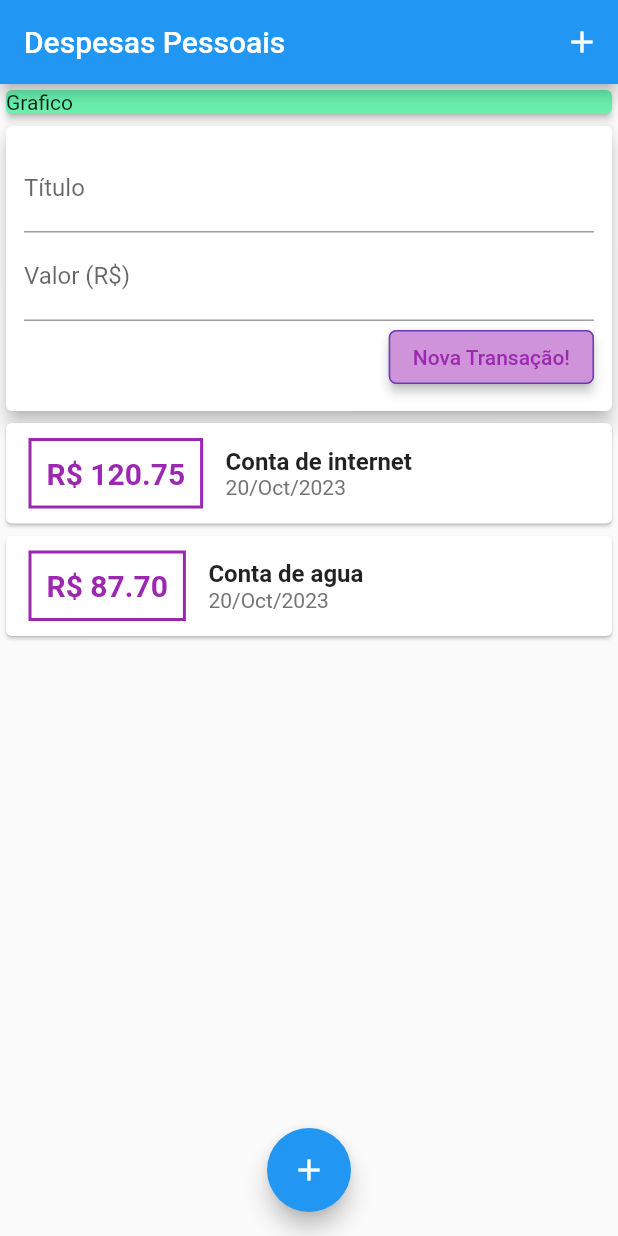
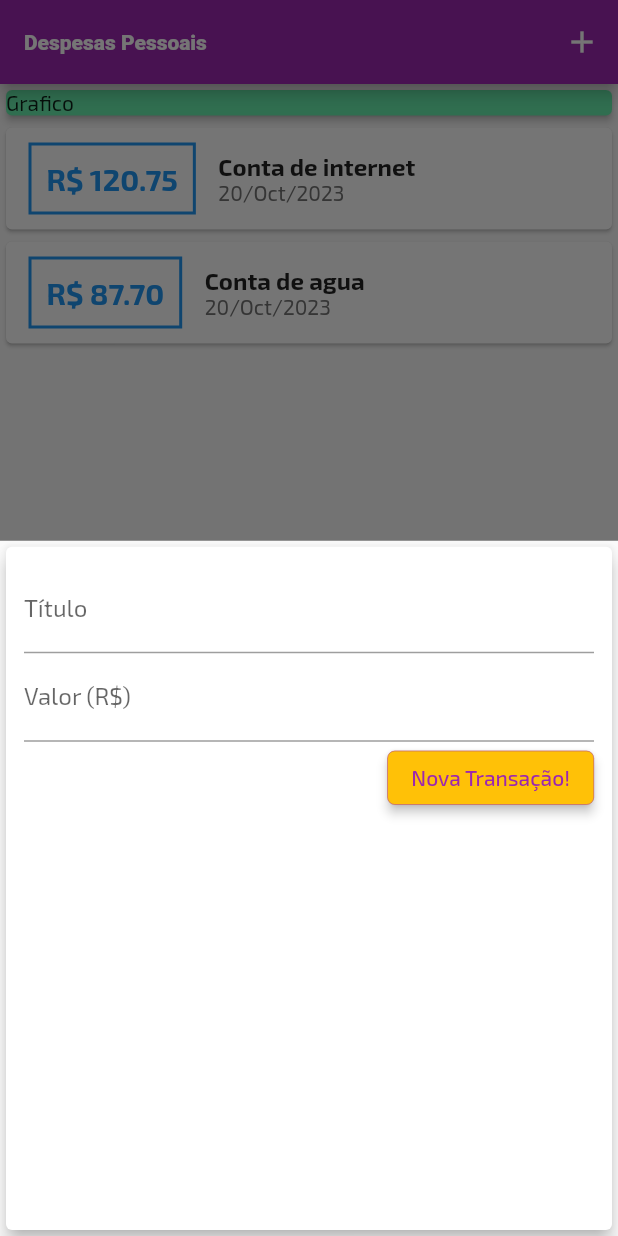
Before and after one commit to FelipiBuettgen/gestao_de_gastos_pessoal, a Flutter app: the screen it shows after launch, after a tap on the "add" icon, on a phone screen of 412 x 824 dp. Run offline on Flutter 3.47's test engine with Material 2 defaults, Android fonts, the phone set to English and light mode, and no system bars.

Commit message:
new file:   assets/fonts/Exo2-Italic-VariableFont_wght.ttf 	new file:   assets/fonts/Exo2-VariableFont_wght.ttf 	modified:   lib/components/transaction_form.dart 	modified:   lib/components/transaction_list.dart 	deleted:    lib/components/transaction_user.dart 	modified:   lib/main.dart 	modified:   pubspec.yaml

```diff
--- a/lib/components/transaction_form.dart
+++ b/lib/components/transaction_form.dart
@@ -2,18 +2,26 @@
 
 import 'package:flutter/material.dart';
 
-class TransactionForm extends StatelessWidget {
+class TransactionForm extends StatefulWidget {
+  final void Function(String, double) onSubmit;
+  const TransactionForm({super.key, required this.onSubmit});
+
+  @override
+  State<TransactionForm> createState() => _TransactionFormState();
+}
+
+class _TransactionFormState extends State<TransactionForm> {
   final titleControler = TextEditingController();
+
   final valueControler = TextEditingController();
-  final void Function(String, double) onSubmit;
-  TransactionForm({super.key, required this.onSubmit});
+
   _submitForm() {
     final value = double.tryParse(valueControler.text) ?? 0.0;
     final title = titleControler.text;
     if (title.isEmpty || value <= 0) {
       return;
     }
-    onSubmit(title, value);
+    widget.onSubmit(title, value);
   }
 
   @override
@@ -43,13 +51,13 @@ class TransactionForm extends StatelessWidget {
             children: [
               ElevatedButton(
                 style: ButtonStyle(
-                    backgroundColor:
-                        MaterialStatePropertyAll(Colors.purple[200]),
+                    backgroundColor: MaterialStatePropertyAll(
+                        Theme.of(context).colorScheme.secondary),
                     shape: MaterialStateProperty.all(RoundedRectangleBorder(
                         borderRadius: BorderRadius.all(Radius.circular(5)),
                         side: BorderSide(
-                          color: Colors.deepPurple,
-                          width: 1,
+                          color: Colors.purple.shade500,
+                          width: 0.3,
                         ))),
                     elevation: MaterialStateProperty.all(3)),
                 onPressed: _submitForm,
--- a/lib/components/transaction_list.dart
+++ b/lib/components/transaction_list.dart
@@ -26,7 +26,7 @@ class TransactionList extends StatelessWidget {
                 ),
                 decoration: BoxDecoration(
                     border: Border.all(
-                  color: Colors.purple,
+                  color: Theme.of(context).copyWith().primaryColor,
                   width: 2,
                 )),
                 padding: EdgeInsets.all(10),
@@ -35,7 +35,7 @@ class TransactionList extends StatelessWidget {
                   style: TextStyle(
                       fontWeight: FontWeight.bold,
                       fontSize: 20,
-                      color: Colors.purple),
+                      color: Theme.of(context).copyWith().primaryColor),
                 ),
               ),
               Column(
--- a/lib/components/transaction_user.dart
+++ /dev/null
@@ -1,52 +0,0 @@
-import 'dart:math';
-
-import 'package:flutter/material.dart';
-import 'transaction_list.dart';
-import 'transaction_form.dart';
-import '../models/transaction.dart';
-
-class TransactionUser extends StatefulWidget {
-  const TransactionUser({super.key});
-
-  @override
-  State<TransactionUser> createState() => _TransactionUserState();
-}
-
-class _TransactionUserState extends State<TransactionUser> {
-  final _transactions = [
-    Transaction(
-      id: 't1',
-      titulo: 'Conta de internet',
-      valor: 120.75,
-      data: DateTime.now(),
-    ),
-    Transaction(
-      id: 't1',
-      titulo: 'Conta de agua',
-      valor: 87.70,
-      data: DateTime.now(),
-    ),
-  ];
-  _addTransaction(String title, double value) {
-    final newTrasaction = Transaction(
-        id: Random().nextDouble().toString(),
-        titulo: title,
-        valor: value,
-        data: DateTime.now());
-    setState(() {
-      _transactions.add(newTrasaction);
-    });
-  }
-
-  @override
-  Widget build(BuildContext context) {
-    return Column(
-      children: [
-        TransactionForm(
-          onSubmit: _addTransaction,
-        ),
-        TransactionList(transactions: _transactions),
-      ],
-    );
-  }
-}
--- a/lib/main.dart
+++ b/lib/main.dart
@@ -1,21 +1,77 @@
 // ignore_for_file: prefer_const_constructors, sort_child_properties_last, prefer_const_literals_to_create_immutables, avoid_print
 import 'package:flutter/material.dart';
-import 'package:gestao_de_gastos_pessoal/components/transaction_user.dart';
+import 'components/transaction_form.dart';
+import 'models/transaction.dart';
+import 'dart:math';
+import 'components/transaction_list.dart';
 
 void main() {
-  runApp(App());
+  final ThemeData tema = ThemeData();
+  runApp(MaterialApp(
+    home: App(),
+    theme: ThemeData(
+            fontFamily: 'Exo2',
+            appBarTheme: AppBarTheme(
+              titleTextStyle: TextStyle(fontWeight: FontWeight.w800),
+            ))
+        .copyWith(
+            colorScheme: tema.colorScheme
+                .copyWith(primary: Colors.purple, secondary: Colors.amber)),
+  ));
 }
 
-class App extends StatelessWidget {
+class App extends StatefulWidget {
   const App({super.key});
 
   @override
+  State<App> createState() => _AppState();
+}
+
+class _AppState extends State<App> {
+  final _transactions = [
+    Transaction(
+      id: 't1',
+      titulo: 'Conta de internet',
+      valor: 120.75,
+      data: DateTime.now(),
+    ),
+    Transaction(
+      id: 't1',
+      titulo: 'Conta de agua',
+      valor: 87.70,
+      data: DateTime.now(),
+    ),
+  ];
+  _addTransaction(String title, double value) {
+    final newTrasaction = Transaction(
+        id: Random().nextDouble().toString(),
+        titulo: title,
+        valor: value,
+        data: DateTime.now());
+    setState(() {
+      _transactions.add(newTrasaction);
+    });
+    Navigator.of(context).pop();
+  }
+
+  _openTransactionModal(BuildContext context) {
+    showModalBottomSheet(
+        context: context,
+        builder: (BuildContext context) {
+          return TransactionForm(onSubmit: _addTransaction);
+        });
+  }
+
+  @override
   Widget build(BuildContext context) {
-    return MaterialApp(
-      home: Scaffold(
+    return Scaffold(
       appBar: AppBar(
         title: Text("Despesas Pessoais"),
-          actions: [IconButton(onPressed: () {}, icon: Icon(Icons.add))],
+        actions: [
+          IconButton(
+              onPressed: () => _openTransactionModal(context),
+              icon: Icon(Icons.add))
+        ],
       ),
       body: SingleChildScrollView(
         child: Column(
@@ -26,16 +82,15 @@ class App extends StatelessWidget {
               elevation: 2,
               color: Colors.greenAccent,
             ),
-              TransactionUser()
+            TransactionList(transactions: _transactions),
           ],
         ),
       ),
       floatingActionButton: FloatingActionButton(
         child: Icon(Icons.add),
-          onPressed: () {},
+        onPressed: () => _openTransactionModal(context),
       ),
       floatingActionButtonLocation: FloatingActionButtonLocation.centerFloat,
-      ),
     );
   }
 }
```
Also changed, not shown: pubspec.yaml (+6 -12 lines), assets/fonts/Exo2-Italic-VariableFont_wght.ttf (added), assets/fonts/Exo2-VariableFont_wght.ttf (added). Lines whose indentation alone changed are shown as unchanged.
